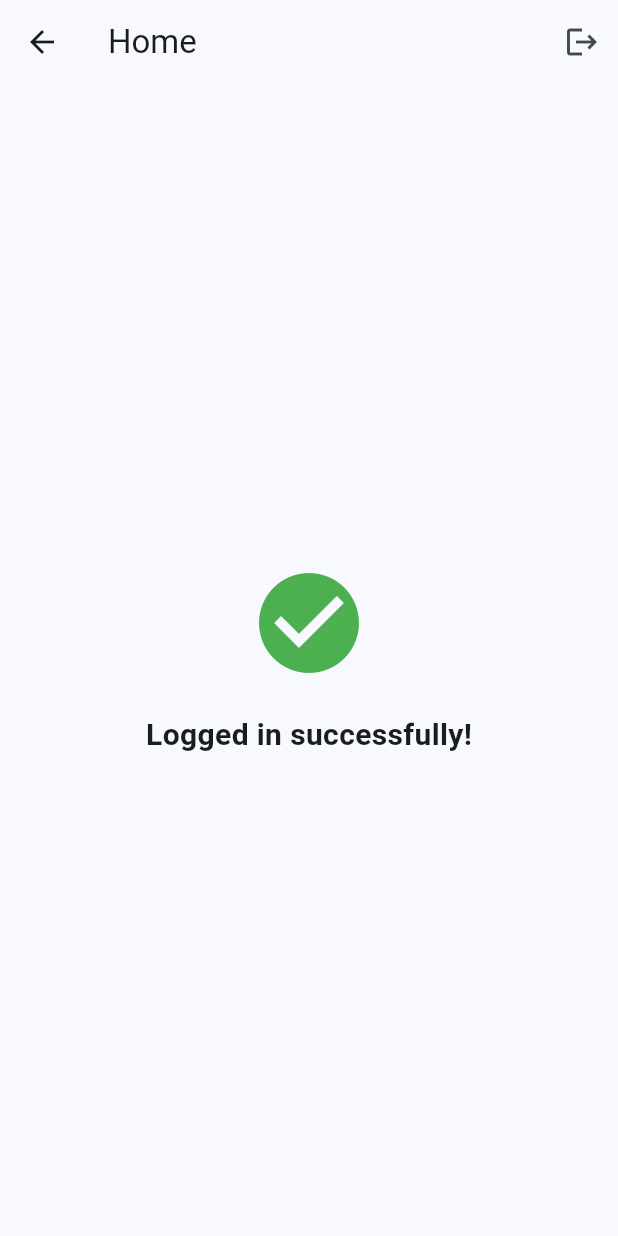
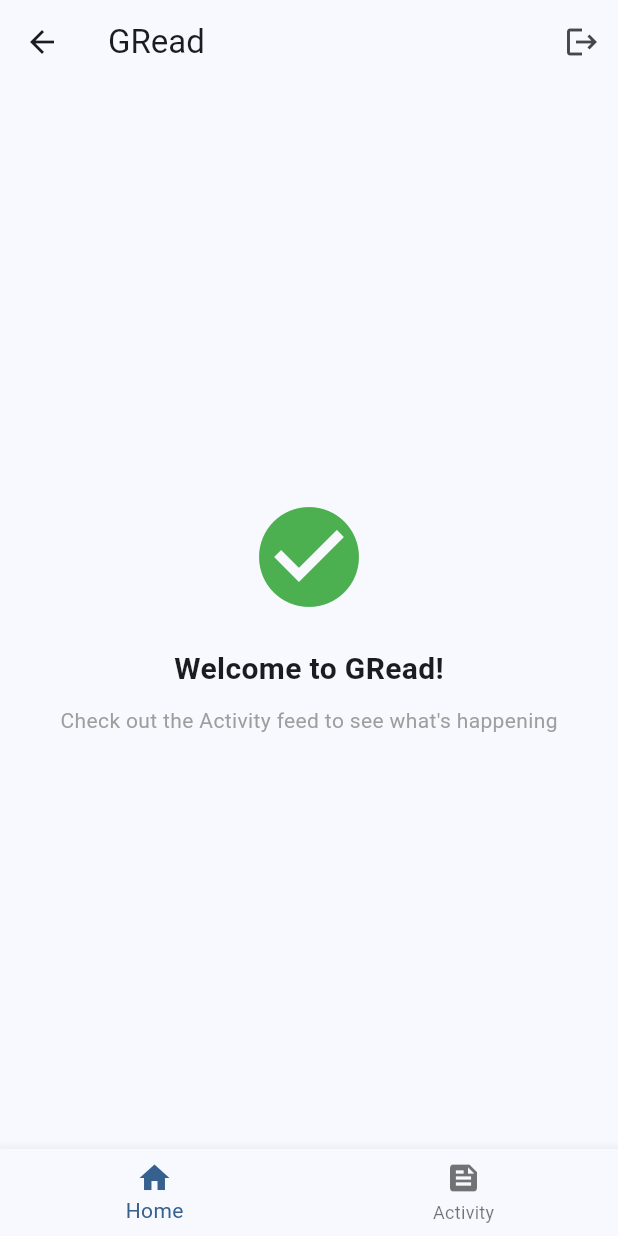
Before and after one commit to GRead-Development/GRead-Flutter, a Flutter app: the HomeScreen screen opened by its route, on a phone screen of 412 x 824 dp. Run offline on Flutter 3.47's test engine with Material 3 defaults, Android fonts, the phone set to English and light mode, and no system bars; our stand-ins replace dio, flutter_secure_storage; accounts and stored records are empty.

Commit message:
Activity posts load

```diff
--- /dev/null
+++ b/lib/models/activity.dart
@@ -0,0 +1,55 @@
+class Activity {
+  final int id;
+  final String component;
+  final String type;
+  final int userId;
+  final String userName;
+  final String? displayName;
+  final String content;
+  final String? contentHtml;
+  final DateTime dateRecorded;
+  final String? avatar;
+
+  Activity({
+    required this.id,
+    required this.component,
+    required this.type,
+    required this.userId,
+    required this.userName,
+    this.displayName,
+    required this.content,
+    this.contentHtml,
+    required this.dateRecorded,
+    this.avatar,
+  });
+
+  factory Activity.fromJson(Map<String, dynamic> json) {
+    return Activity(
+      id: json['id'] ?? 0,
+      component: json['component'] ?? '',
+      type: json['type'] ?? '',
+      userId: json['user_id'] ?? 0,
+      userName: json['user_login'] ?? '',
+      displayName: json['user_nicename'],
+      content: json['content'] ?? '',
+      contentHtml: json['content_html'],
+      dateRecorded: DateTime.tryParse(json['date_recorded'] ?? '') ?? DateTime.now(),
+      avatar: json['user_avatar_urls']?['full'],
+    );
+  }
+
+  Map<String, dynamic> toJson() {
+    return {
+      'id': id,
+      'component': component,
+      'type': type,
+      'user_id': userId,
+      'user_login': userName,
+      'user_nicename': displayName,
+      'content': content,
+      'content_html': contentHtml,
+      'date_recorded': dateRecorded.toIso8601String(),
+      'user_avatar_urls': {'full': avatar},
+    };
+  }
+}
--- a/lib/screens/home_screen.dart
+++ b/lib/screens/home_screen.dart
@@ -1,9 +1,38 @@
 import 'package:flutter/material.dart';
 import 'package:provider/provider.dart';
 import '../providers/auth_provider.dart';
+import '../providers/activity_provider.dart';
+import 'activity_feed_screen.dart';
 
-class HomeScreen extends StatelessWidget {
+class HomeScreen extends StatefulWidget {
   const HomeScreen({super.key});
+
+  @override
+  State<HomeScreen> createState() => _HomeScreenState();
+}
+
+class _HomeScreenState extends State<HomeScreen> {
+  int _selectedIndex = 0;
+
+  late List<Widget> _screens;
+
+  @override
+  void initState() {
+    super.initState();
+    _screens = [
+      const _HomeTab(),
+      ChangeNotifierProvider(
+        create: (_) => ActivityProvider(),
+        child: const ActivityFeedScreen(),
+      ),
+    ];
+  }
+
+  void _onItemTapped(int index) {
+    setState(() {
+      _selectedIndex = index;
+    });
+  }
 
   @override
   Widget build(BuildContext context) {
@@ -11,7 +40,7 @@ class HomeScreen extends StatelessWidget {
 
     return Scaffold(
       appBar: AppBar(
-        title: const Text('Home'),
+        title: const Text('GRead'),
         actions: [
           IconButton(
             icon: const Icon(Icons.logout),
@@ -24,18 +53,46 @@ class HomeScreen extends StatelessWidget {
           )
         ],
       ),
-      body: const Center(
+      body: _screens[_selectedIndex],
+      bottomNavigationBar: BottomNavigationBar(
+        items: const <BottomNavigationBarItem>[
+          BottomNavigationBarItem(
+            icon: Icon(Icons.home),
+            label: 'Home',
+          ),
+          BottomNavigationBarItem(
+            icon: Icon(Icons.feed),
+            label: 'Activity',
+          ),
+        ],
+        currentIndex: _selectedIndex,
+        onTap: _onItemTapped,
+      ),
+    );
+  }
+}
+
+class _HomeTab extends StatelessWidget {
+  const _HomeTab();
+
+  @override
+  Widget build(BuildContext context) {
+    return const Center(
       child: Column(
         mainAxisAlignment: MainAxisAlignment.center,
         children: [
           Icon(Icons.check_circle, size: 80, color: Colors.green),
           SizedBox(height: 20),
           Text(
-              'Logged in successfully!',
+            'Welcome to GRead!',
             style: TextStyle(fontSize: 20, fontWeight: FontWeight.bold),
           ),
+          SizedBox(height: 10),
+          Text(
+            'Check out the Activity feed to see what\'s happening',
+            style: TextStyle(fontSize: 14, color: Colors.grey),
+          ),
         ],
-        ),
       ),
     );
   }
```
Also changed, not shown: lib/providers/activity_provider.dart (added, +102 -0 lines), lib/screens/activity_feed_screen.dart (added, +256 -0 lines), lib/services/api_service.dart (+36 -0 lines), lib/services/auth_service.dart (+42 -2 lines), lib/services/buddypress_service.dart (added, +106 -0 lines). Lines whose indentation alone changed are shown as unchanged.
